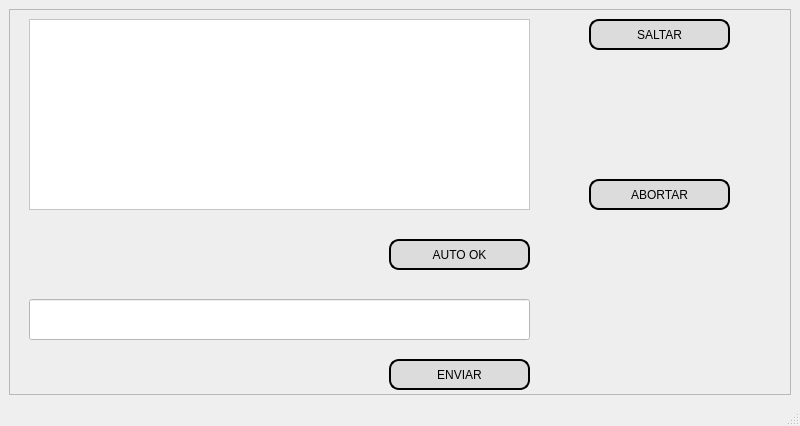
JuanCruzEmmanuel/TestFrame, file GUI/IngresoManual.ui: the form before one commit.
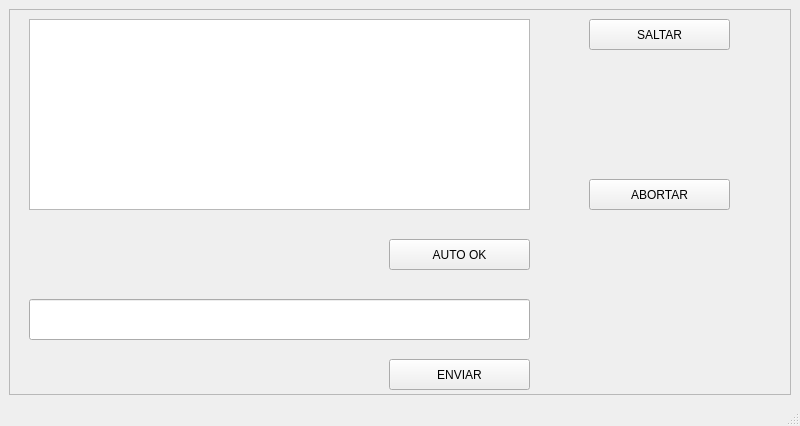
The form after the commit.

Commit message: Se realizan modificaciones visuales a las UI, con el fin de evitar que hayan cosas rigidas y se puedan establecer estilos desde el codigo

```diff
--- a/GUI/IngresoManual.ui
+++ b/GUI/IngresoManual.ui
@@ -42,7 +42,7 @@
     <item>
      <widget class="QFrame" name="Contenedor">
       <property name="styleSheet">
-       <string notr="true">background-color: rgb(238, 238, 238);</string>
+       <string notr="true"/>
       </property>
       <property name="frameShape">
        <enum>QFrame::StyledPanel</enum>
@@ -60,13 +60,7 @@
         </rect>
        </property>
        <property name="styleSheet">
-        <string notr="true">
-background-color: rgb(220, 220, 220);
-font: 75 13pt &quot;MS Shell Dlg 2&quot;;
-color: rgb(0, 0, 0);
-
-border : 2px solid black;   
-border-radius : 10px;</string>
+        <string notr="true"/>
        </property>
        <property name="text">
         <string>AUTO OK</string>
@@ -82,9 +76,7 @@
         </rect>
        </property>
        <property name="styleSheet">
-        <string notr="true">background-color: rgb(255, 255, 255);
-font: 87 11pt &quot;Arial&quot;;
-color: rgb(0, 0, 0);</string>
+        <string notr="true"/>
        </property>
       </widget>
       <widget class="QPushButton" name="Enviar">
@@ -97,13 +89,7 @@
         </rect>
        </property>
        <property name="styleSheet">
-        <string notr="true">
-background-color: rgb(220, 220, 220);
-font: 75 13pt &quot;MS Shell Dlg 2&quot;;
-color: rgb(0, 0, 0);
-
-border : 2px solid black;   
-border-radius : 10px;</string>
+        <string notr="true"/>
        </property>
        <property name="text">
         <string>ENVIAR</string>
@@ -119,13 +105,7 @@
         </rect>
        </property>
        <property name="styleSheet">
-        <string notr="true">
-background-color: rgb(220, 220, 220);
-font: 75 13pt &quot;MS Shell Dlg 2&quot;;
-color: rgb(0, 0, 0);
-
-border : 2px solid black;   
-border-radius : 10px;</string>
+        <string notr="true"/>
        </property>
        <property name="text">
         <string>SALTAR</string>
@@ -141,13 +121,7 @@
         </rect>
        </property>
        <property name="styleSheet">
-        <string notr="true">
-background-color: rgb(220, 220, 220);
-font: 75 13pt &quot;MS Shell Dlg 2&quot;;
-color: rgb(0, 0, 0);
-
-border : 2px solid black;   
-border-radius : 10px;</string>
+        <string notr="true"/>
        </property>
        <property name="text">
         <string>ABORTAR</string>
@@ -163,9 +137,7 @@
         </rect>
        </property>
        <property name="styleSheet">
-        <string notr="true">background-color: rgb(255, 255, 255);
-font: 87 11pt &quot;Arial&quot;;
-color: rgb(0, 0, 0);</string>
+        <string notr="true"/>
        </property>
       </widget>
      </widget>
```
The commit also changes 2 other files.
